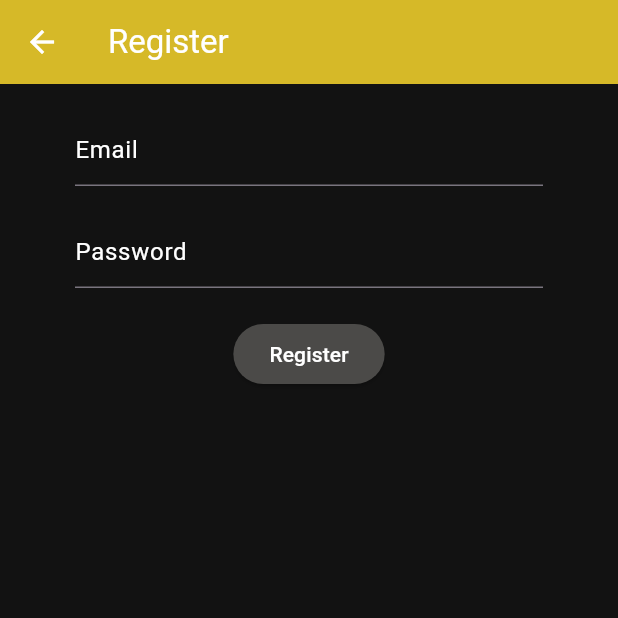
After one commit to gawlowskiandrzej/fittracker, a Flutter app: the Register screen opened directly, after a tap on "Register", on a phone screen of 412 x 824 dp, the top half of it. The commit adds this screen. Run offline on Flutter 3.47's test engine with Material 3 defaults, Android fonts, the phone set to English and light mode, and no system bars; our stand-ins replace firebase_auth, firebase_core; accounts and stored records are empty; network calls fail.

Commit message:
try register

```diff
--- a/lib/services/auth.dart
+++ b/lib/services/auth.dart
@@ -33,4 +33,26 @@ class AuthService{
       return null;
     }
   }
+
+  Future signInWithEmailAndPassword(String email, String password) async {
+    try {
+      UserCredential result = await _auth.signInWithEmailAndPassword(email: email, password: password);
+      User? user = result.user;
+      return _userFromFirebaseUser(user);
+    } catch (e) {
+      print(e.toString());
+      return null;
+    }
+  }
+
+  Future registerWithEmailAndPassword(String email, String password) async {
+    try {
+      UserCredential result = await _auth.createUserWithEmailAndPassword(email: email, password: password);
+      User? user = result.user;
+      return _userFromFirebaseUser(user);
+    } catch (e) {
+      print(e.toString());
+      return null;
+    }
+  }
 }
--- /dev/null
+++ b/lib/views/login/register.dart
@@ -0,0 +1,71 @@
+import 'package:fittracker/services/auth.dart';
+import 'package:flutter/material.dart';
+
+class Register extends StatefulWidget {
+  const Register({super.key});
+
+  @override
+  State<Register> createState() => _RegisterState();
+}
+
+class _RegisterState extends State<Register> {
+
+  final AuthService _auth = AuthService();
+  final _formKey = GlobalKey<FormState>();
+
+  String? email = "";
+  String? password = "";
+
+  @override
+  Widget build(BuildContext context) {
+    return Container(
+      child: Scaffold(
+        appBar: AppBar(
+          title: const Text('Register'),
+          elevation: 0.0,
+        ),
+        body: Container(
+          padding: const EdgeInsets.symmetric(vertical: 20.0, horizontal: 50.0),
+          child: Form(
+            child: Column(
+              children: <Widget>[
+                TextFormField(
+                  decoration: const InputDecoration(hintText: 'Email'),
+                  validator: (value) => value!.isEmpty ? 'Enter an email' : null,
+                  onChanged: (value) {
+                    setState(() => email = value);
+                  },
+                ),
+                const SizedBox(height: 20.0),
+                TextFormField(
+                  validator: (value) => value!.isEmpty ? 'Enter a password' : null,
+                  decoration: const InputDecoration(hintText: 'Password'),
+                  obscureText: true,
+                  onChanged: (val) {
+                    setState(() => password = val);
+                  },
+                ),
+                const SizedBox(height: 20.0),
+                ElevatedButton(
+                  onPressed: () async {
+                    if (_formKey.currentState!.validate()) {
+                      print('Email: $email, Password: $password');
+                      //await _auth.signInAnon();
+                      dynamic result = await _auth.signInWithEmailAndPassword(email!, password!);
+                      if (result == null) {
+                        print('Error signing in');
+                      } else {
+                        print('Signed in as ${result.uid}');
+                      }
+                    }
+                  },
+                  child: const Text('Register'),
+                ),
+              ],
+            ),
+          ),
+        ),
+      ),
+    );
+  }
+}
--- a/lib/views/login/sign_in.dart
+++ b/lib/views/login/sign_in.dart
@@ -45,14 +45,14 @@ class _SignInState extends State<SignIn> {
               const SizedBox(height: 20.0),
               ElevatedButton(
                 onPressed: () async {
-                  //print('Email: $email, Password: $password');
-                  await _auth.signInAnon();
-                  // dynamic result = await _auth.signInWithEmailAndPassword('email', 'password');
-                  // if (result == null) {
-                  //   print('Error signing in');
-                  // } else {
-                  //   print('Signed in as ${result.uid}');
-                  // }
+                  print('Email: $email, Password: $password');
+                  //await _auth.signInAnon();
+                  dynamic result = await _auth.signInWithEmailAndPassword('email', 'password');
+                  if (result == null) {
+                    print('Error signing in');
+                  } else {
+                    print('Signed in as ${result.uid}');
+                  }
                 },
                 child: const Text('Sign In'),
               ),
```
